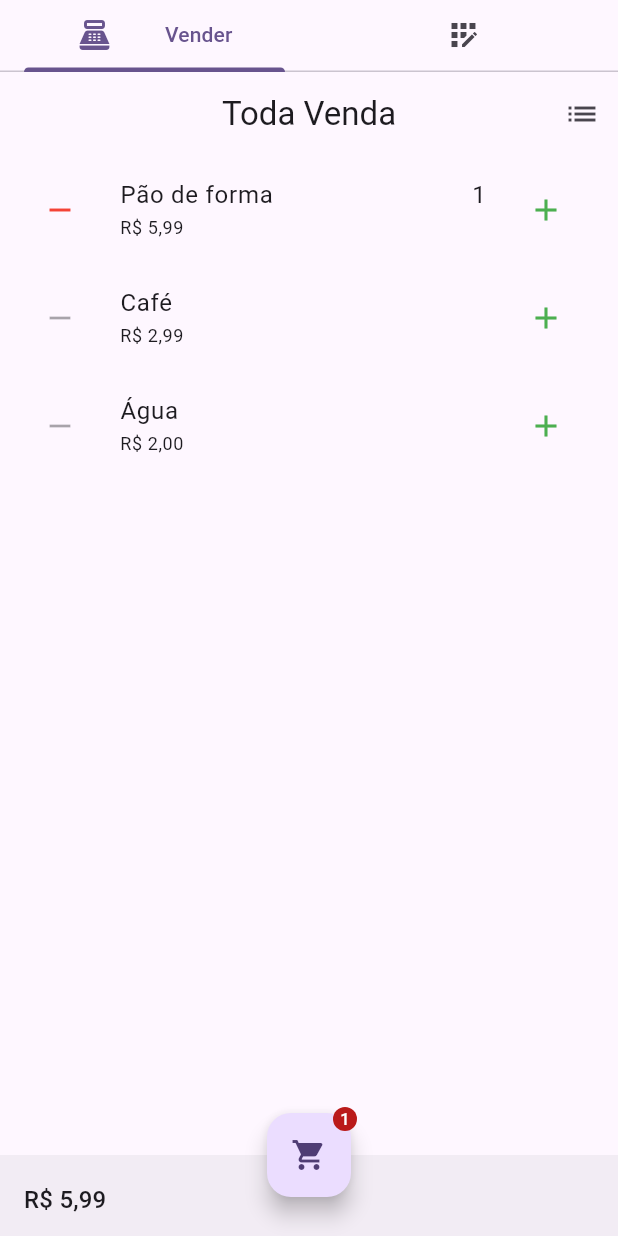
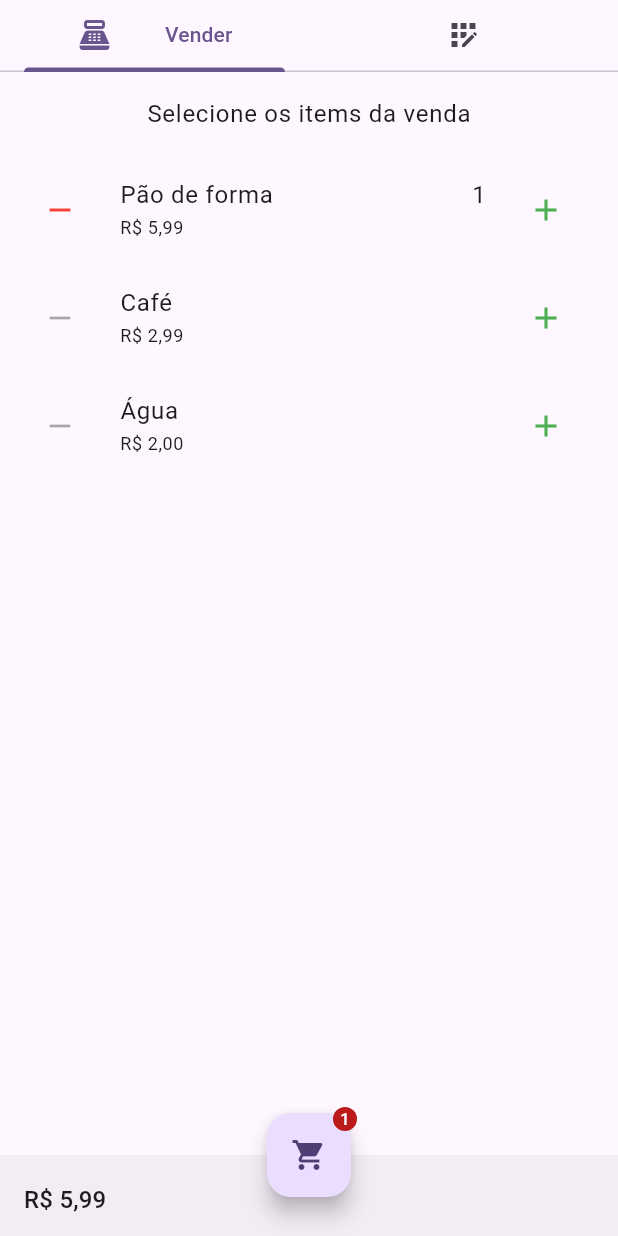
Before and after one commit to leandrofabianjr/todavenda, a Flutter app: the screen it shows after launch, after a tap on the "add" icon, on a phone screen of 412 x 824 dp. Run offline on Flutter 3.47's test engine with Material 2 defaults, Android fonts, the phone set to English and light mode, and no system bars; our stand-ins replace bloc, equatable, flutter_bloc, go_router.

Commit message:
Alterado título da página de venda

```diff
--- a/lib/cart/pages/cart_page/cart_page.dart
+++ b/lib/cart/pages/cart_page/cart_page.dart
@@ -114,15 +114,12 @@ class CartSelectorView extends StatelessWidget {
       child: CustomScrollView(
         slivers: [
           SliverAppBar(
-            title: const Text('Toda Venda'),
+            title: Text(
+              'Selecione os items da venda',
+              style: Theme.of(context).textTheme.bodyLarge,
+            ),
+            centerTitle: true,
             pinned: false,
-            centerTitle: true,
-            actions: [
-              IconButton(
-                onPressed: () => context.push('/produtos'),
-                icon: const Icon(Icons.list),
-              ),
-            ],
           ),
           SliverList(
             delegate: SliverChildListDelegate(
```
